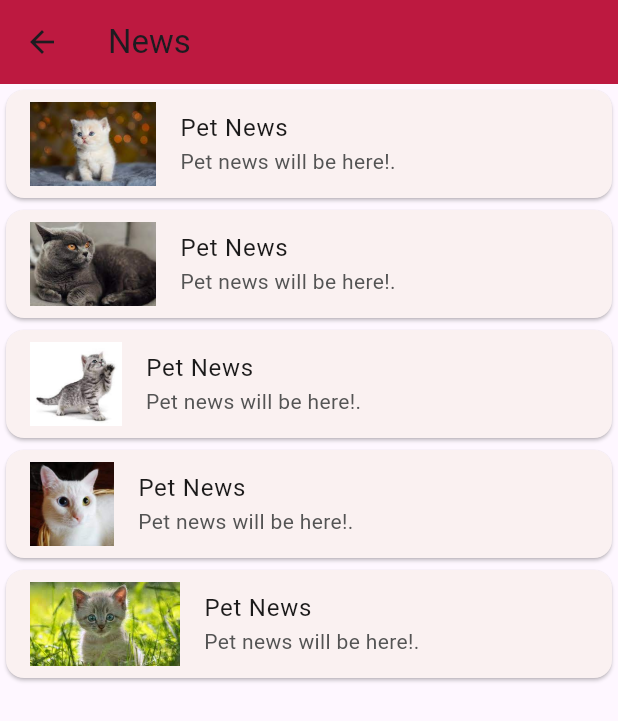
After one commit to mkingmking/MatchMeow, a Flutter app: the NewsPage screen opened directly, on a phone screen of 412 x 824 dp. The commit adds this screen. Shown: the top 721 px of the screen. Run offline on Flutter 3.47's test engine with Material 3 defaults, Android fonts, the phone set to English and light mode, and no system bars; our stand-ins replace firebase_auth, firebase_core, firebase_database, firebase_storage, image_picker; accounts and stored records are empty; project files that could hold a hidden picture were left out.

Commit message:
basic newsPage
added the draft of news page.

```diff
--- a/lib/HomeScreen.dart
+++ b/lib/HomeScreen.dart
@@ -1,8 +1,10 @@
 import 'package:flutter/material.dart';
+import 'package:proje1/newsPage.dart';
 import 'AddPetPage.dart';
 import 'PetListPage.dart';
 import 'addUserPage.dart';
 import 'UserListPage.dart';
+import 'newsPage.dart';
 
 class HomeScreen extends StatefulWidget {
   @override
@@ -17,7 +19,8 @@ class _HomeScreenState extends State<HomeScreen> {
     PetListPage(),
     AddPetPage(),
     AddUserPage(),
-    UserListPage(), // Add the UserListPage here
+    UserListPage(),
+    NewsPage(),
   ];
 
   @override
@@ -40,6 +43,7 @@ class _HomeScreenState extends State<HomeScreen> {
             255, 122, 31, 31), // Optional: Set the selected item color
         unselectedItemColor: const Color.fromARGB(
             179, 118, 15, 15), // Optional: Set the unselected item
+
         items: const [
           BottomNavigationBarItem(
             icon: Icon(Icons.list),
@@ -57,6 +61,10 @@ class _HomeScreenState extends State<HomeScreen> {
             icon: Icon(Icons.view_list), // Icon for user list
             label: 'User List',
           ),
+          BottomNavigationBarItem(
+            icon: Icon(Icons.newspaper),
+            label: 'News',
+          ),
         ],
       ),
     );
--- /dev/null
+++ b/lib/colors.dart
@@ -0,0 +1,12 @@
+import 'package:flutter/material.dart';
+
+// colors
+const mainColor = Color(0xFFBD1940);
+const whiteColor = Color(0xFFFFFFFF);
+
+const lightPinkColor = Color(0xFFFAF1F1);
+
+const lightGrayColor = Color(0xFF545454);
+const darkGrayColor = Color(0xFF1B1A1A);
+
+const notificationColor = Color(0xFFE11344);
--- /dev/null
+++ b/lib/newsPage.dart
@@ -0,0 +1,72 @@
+import 'package:flutter/material.dart';
+import 'colors.dart';
+
+class NewsItem {
+  final String title;
+  final String description;
+  final String imageUrl;
+
+  NewsItem(
+      {required this.title, required this.description, required this.imageUrl});
+}
+
+// istek dahilinde duzenlenebilir...
+List<NewsItem> sampleNews = [
+  NewsItem(
+    title: "Pet News",
+    description: "Pet news will be here!.",
+    imageUrl: 'kedi_resimleri/kedi1.jpeg',
+  ),
+  NewsItem(
+    title: "Pet News",
+    description: "Pet news will be here!.",
+    imageUrl: 'kedi_resimleri/kedi2.jpeg',
+  ),
+  NewsItem(
+    title: "Pet News",
+    description: "Pet news will be here!.",
+    imageUrl: 'kedi_resimleri/kedi3.jpeg',
+  ),
+  NewsItem(
+    title: "Pet News",
+    description: "Pet news will be here!.",
+    imageUrl: 'kedi_resimleri/kedi4.jpeg',
+  ),
+  NewsItem(
+    title: "Pet News",
+    description: "Pet news will be here!.",
+    imageUrl: 'kedi_resimleri/kedi5.jpeg',
+  ),
+];
+
+class NewsPage extends StatelessWidget {
+  @override
+  Widget build(BuildContext context) {
+    return Scaffold(
+      appBar: AppBar(
+        title: Text('News'),
+        backgroundColor: mainColor,
+      ),
+      body: ListView.builder(
+        itemCount: sampleNews.length,
+        itemBuilder: (context, index) {
+          return Card(
+            color: lightPinkColor,
+            child: ListTile(
+              title: Text(
+                sampleNews[index].title,
+                style: TextStyle(color: darkGrayColor),
+              ),
+              subtitle: Text(
+                sampleNews[index].description,
+                style: TextStyle(color: lightGrayColor),
+              ),
+              leading: Image.asset(sampleNews[index]
+                  .imageUrl), // Replace with actual image widget
+            ),
+          );
+        },
+      ),
+    );
+  }
+}
--- a/pubspec.yaml
+++ b/pubspec.yaml
@@ -64,6 +64,7 @@ flutter:
   uses-material-design: true
   assets:
     - arayuz/
+    - kedi_resimleri/
 
   # To add assets to your application, add an assets section, like this:
   # assets:
```
Also changed, not shown: kedi_resimleri/kedi1.jpeg (added), kedi_resimleri/kedi2.jpeg (added), kedi_resimleri/kedi3.jpeg (added), kedi_resimleri/kedi4.jpeg (added), kedi_resimleri/kedi5.jpeg (added).
